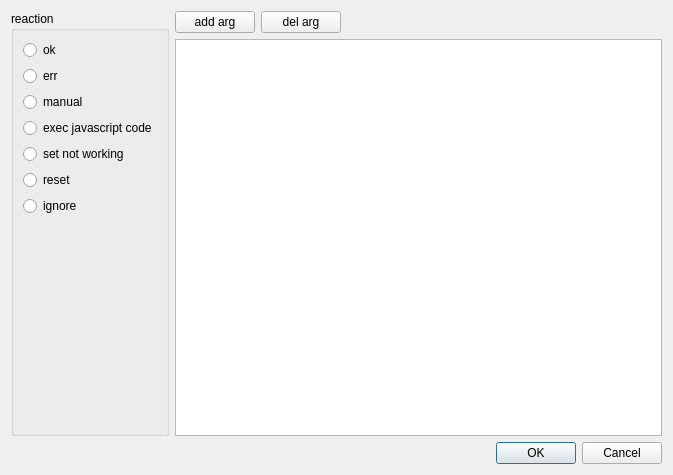
Before: the Qt Designer form TestDeviceWithUi/app/CommandReactionConfigDialog.ui in ooolms/wl_iot_framework, drawn with Qt 5.
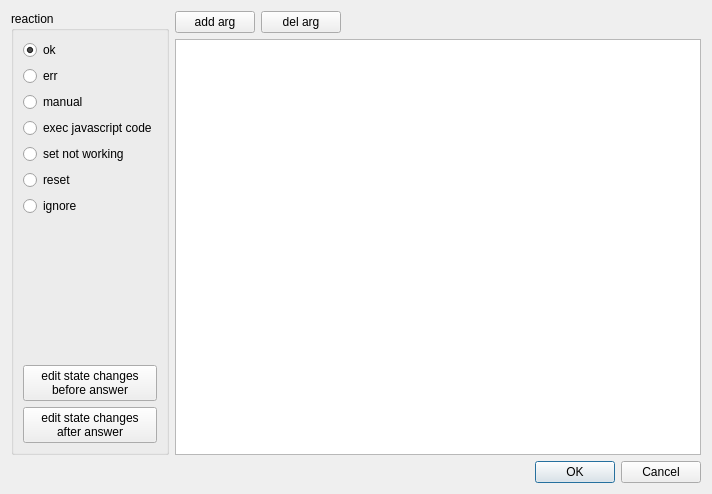
After: the same form once the commit is applied.

Commit message: * command state param indexes now are 0-based * test device v1 finished

What changed in the file:
```diff
--- a/TestDeviceWithUi/app/CommandReactionConfigDialog.ui
+++ b/TestDeviceWithUi/app/CommandReactionConfigDialog.ui
@@ -6,8 +6,8 @@
    <rect>
     <x>0</x>
     <y>0</y>
-    <width>673</width>
-    <height>475</height>
+    <width>712</width>
+    <height>494</height>
    </rect>
   </property>
   <property name="windowTitle">
@@ -40,6 +40,9 @@
            <property name="text">
             <string>ok</string>
            </property>
+           <property name="checked">
+            <bool>true</bool>
+           </property>
           </widget>
          </item>
          <item>
@@ -97,6 +100,22 @@
            </property>
           </spacer>
          </item>
+         <item>
+          <widget class="QPushButton" name="editStateChangeBeforeAnswerBtn">
+           <property name="text">
+            <string>edit state changes
+before answer</string>
+           </property>
+          </widget>
+         </item>
+         <item>
+          <widget class="QPushButton" name="editStateChangeAfterAnswerBtn">
+           <property name="text">
+            <string>edit state changes
+after answer</string>
+           </property>
+          </widget>
+         </item>
         </layout>
        </widget>
       </item>
```
Left out of the diff: 2 changed lines with no effect on the pictures. The commit also changes 38 other files.
